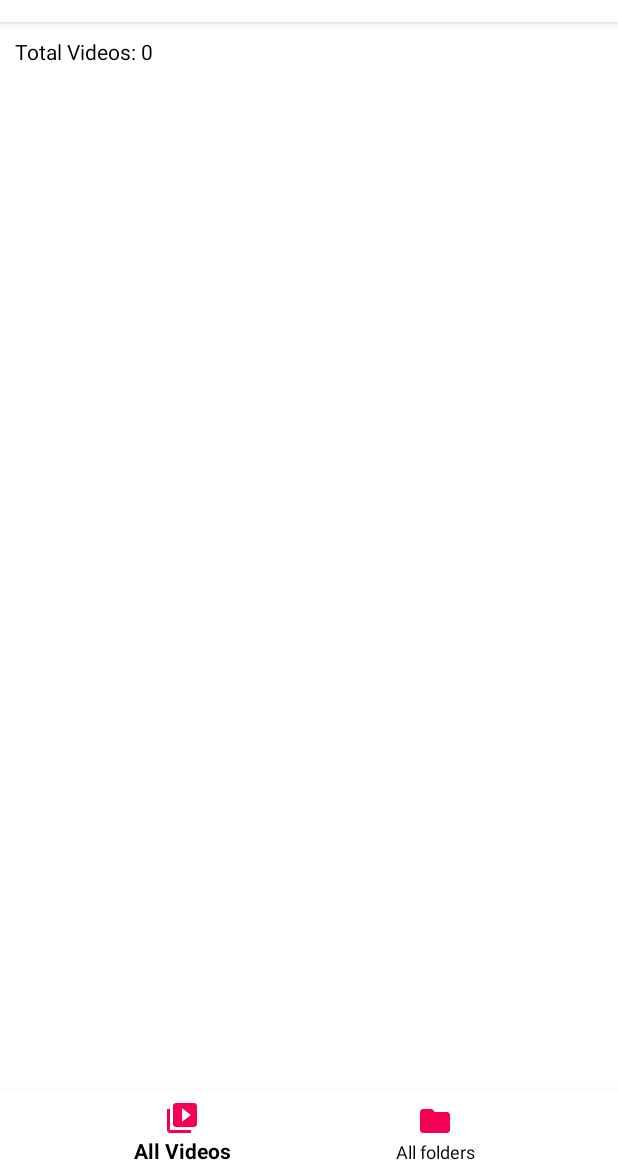
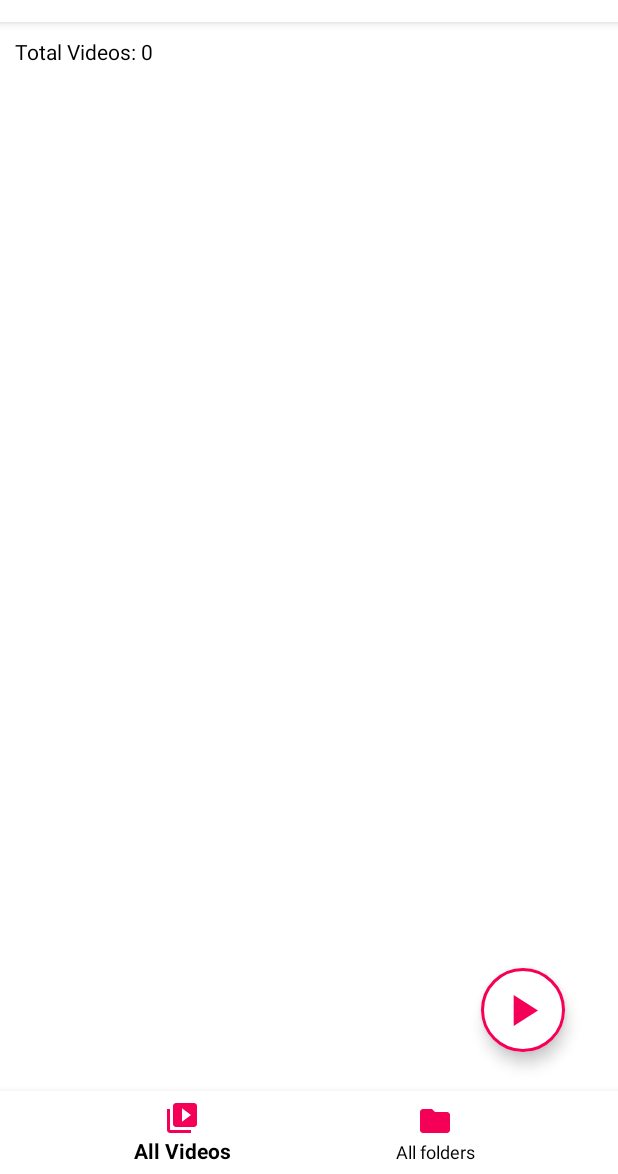
Before and after one commit to rezaramesh-dev/jetPlayer, an Android app: the screen it shows after launch (MainActivity), on a phone screen of 412 x 824 dp, the part 62-1236 px from its top. Run offline under Robolectric (Android 15) with nearby library versions, the phone set to English and light mode, and no system bars.

Commit message:
Add flat button to main for resume video

```diff
--- a/app/src/main/java/app/videoplayer/kotlin/View/Activitys/PlayerActivity.kt
+++ b/app/src/main/java/app/videoplayer/kotlin/View/Activitys/PlayerActivity.kt
@@ -120,6 +120,15 @@ class PlayerActivity : AppCompatActivity() {
                 playerList = ArrayList()
                 playerList.addAll(MainActivity.searchList)
                 createPlayer()
+            }
+            "NowPlaying" -> {
+                speed = 1.0f
+                binding.videoTitle.text = playerList[position].title
+                binding.videoTitle.isSelected = true
+                binding.playerView.player = player
+                playVideo()
+                playInFullScreen(enable = isFullscreen)
+                setVisibility()
             }
         }
 
@@ -469,6 +478,6 @@ class PlayerActivity : AppCompatActivity() {
 
     override fun onDestroy() {
         super.onDestroy()
-        player.release()
+        player.pause()
     }
 }
--- a/app/src/main/java/app/videoplayer/kotlin/View/Fragments/VideosFragment.kt
+++ b/app/src/main/java/app/videoplayer/kotlin/View/Fragments/VideosFragment.kt
@@ -1,21 +1,25 @@
 package app.videoplayer.kotlin.View.Fragments
 
 import android.annotation.SuppressLint
+import android.content.Intent
 import android.os.Bundle
 import android.view.*
 import androidx.appcompat.widget.SearchView
+import androidx.core.content.ContextCompat
 import androidx.fragment.app.Fragment
 import androidx.recyclerview.widget.DefaultItemAnimator
 import androidx.recyclerview.widget.LinearLayoutManager
 import app.videoplayer.kotlin.Adapters.VideoAdapter
 import app.videoplayer.kotlin.R
 import app.videoplayer.kotlin.View.Activitys.MainActivity
+import app.videoplayer.kotlin.View.Activitys.PlayerActivity
 import app.videoplayer.kotlin.databinding.FragmentVideosBinding
 import java.lang.Exception
 
 class VideosFragment : Fragment() {
 
     private lateinit var adapter: VideoAdapter
+    private lateinit var binding: FragmentVideosBinding
 
     override fun onCreate(savedInstanceState: Bundle?) {
         super.onCreate(savedInstanceState)
@@ -27,7 +31,7 @@ class VideosFragment : Fragment() {
         inflater: LayoutInflater, container: ViewGroup?, savedInstanceState: Bundle?
     ): View? {
         val view = inflater.inflate(R.layout.fragment_videos, container, false)
-        val binding = FragmentVideosBinding.bind(view)
+        binding = FragmentVideosBinding.bind(view)
 
         binding.videoRV.setHasFixedSize(true)
         binding.videoRV.setItemViewCacheSize(10)
@@ -38,6 +42,12 @@ class VideosFragment : Fragment() {
             adapter = VideoAdapter(requireContext(), MainActivity.videoList)
             binding.videoRV.adapter = adapter
         } catch (e: Exception) {
+        }
+
+        binding.nowPlayingBtn.setOnClickListener {
+            val intent = Intent(requireContext(), PlayerActivity::class.java)
+            intent.putExtra("class", "NowPlaying")
+            startActivity(intent)
         }
 
         binding.totalVideo.text = "Total Videos: ${MainActivity.folderList.size}"
@@ -66,4 +76,9 @@ class VideosFragment : Fragment() {
         })
         super.onCreateOptionsMenu(menu, inflater)
     }
+
+    override fun onResume() {
+        super.onResume()
+        if (PlayerActivity.position != -1) binding.nowPlayingBtn.visibility = View.VISIBLE
+    }
 }
--- a/app/src/main/res/layout/fragment_videos.xml
+++ b/app/src/main/res/layout/fragment_videos.xml
@@ -1,5 +1,5 @@
 <?xml version="1.0" encoding="utf-8"?>
-<LinearLayout xmlns:android="http://schemas.android.com/apk/res/android"
+<androidx.constraintlayout.widget.ConstraintLayout xmlns:android="http://schemas.android.com/apk/res/android"
     xmlns:app="http://schemas.android.com/apk/res-auto"
     xmlns:tools="http://schemas.android.com/tools"
     android:layout_width="match_parent"
@@ -13,13 +13,37 @@
         android:layout_height="wrap_content"
         android:layout_margin="10dp"
         android:text="@string/total_videos"
-        android:textColor="@color/black" />
+        android:textColor="@color/black"
+        app:layout_constraintLeft_toLeftOf="parent"
+        app:layout_constraintRight_toRightOf="parent"
+        app:layout_constraintTop_toTopOf="parent" />
 
     <androidx.recyclerview.widget.RecyclerView
         android:id="@+id/videoRV"
         android:layout_width="match_parent"
         android:layout_height="wrap_content"
         android:scrollbars="vertical"
+        app:layout_constraintLeft_toLeftOf="parent"
+        app:layout_constraintRight_toRightOf="parent"
+        app:layout_constraintTop_toBottomOf="@+id/totalVideo"
         tools:listitem="@layout/video_view" />
 
-</LinearLayout>
+    <com.google.android.material.floatingactionbutton.ExtendedFloatingActionButton
+        android:id="@+id/nowPlayingBtn"
+        android:layout_width="wrap_content"
+        android:layout_height="wrap_content"
+        android:layout_marginBottom="26dp"
+        android:backgroundTint="@color/white"
+        android:visibility="invisible"
+        app:flow_verticalBias="0.95"
+        app:icon="@drawable/ic_play"
+        app:iconSize="35dp"
+        app:iconTint="@color/cool_pink"
+        app:layout_constraintBottom_toBottomOf="parent"
+        app:layout_constraintEnd_toEndOf="parent"
+        app:layout_constraintHorizontal_bias="0.9"
+        app:layout_constraintStart_toStartOf="parent"
+        app:strokeColor="@color/cool_pink"
+        app:strokeWidth="2dp" />
+
+</androidx.constraintlayout.widget.ConstraintLayout>
```
